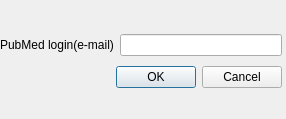
This is view/properties_pubmed.ui in bemuzie/ZotPub as Qt 5 draws it before an edit. The edited form follows.
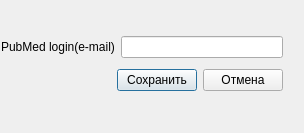
This is the edited form.

```diff
--- a/view/properties_pubmed.ui
+++ b/view/properties_pubmed.ui
@@ -6,8 +6,8 @@
    <rect>
     <x>0</x>
     <y>0</y>
-    <width>286</width>
-    <height>119</height>
+    <width>304</width>
+    <height>133</height>
    </rect>
   </property>
   <property name="windowTitle">
@@ -16,10 +16,10 @@
   <widget class="QWidget" name="">
    <property name="geometry">
     <rect>
-     <x>0</x>
-     <y>30</y>
+     <x>1</x>
+     <y>31</y>
      <width>282</width>
-     <height>64</height>
+     <height>66</height>
     </rect>
    </property>
    <layout class="QVBoxLayout" name="verticalLayout">
@@ -38,14 +38,35 @@
      </layout>
     </item>
     <item>
-     <widget class="QDialogButtonBox" name="buttonBox">
-      <property name="orientation">
-       <enum>Qt::Horizontal</enum>
-      </property>
-      <property name="standardButtons">
-       <set>QDialogButtonBox::Cancel|QDialogButtonBox::Ok</set>
-      </property>
-     </widget>
+     <layout class="QHBoxLayout" name="horizontalLayout_3">
+      <item>
+       <spacer name="horizontalSpacer_2">
+        <property name="orientation">
+         <enum>Qt::Horizontal</enum>
+        </property>
+        <property name="sizeHint" stdset="0">
+         <size>
+          <width>40</width>
+          <height>20</height>
+         </size>
+        </property>
+       </spacer>
+      </item>
+      <item>
+       <widget class="QPushButton" name="pushButton">
+        <property name="text">
+         <string>Сохранить</string>
+        </property>
+       </widget>
+      </item>
+      <item>
+       <widget class="QPushButton" name="pushButton_2">
+        <property name="text">
+         <string>Отмена</string>
+        </property>
+       </widget>
+      </item>
+     </layout>
     </item>
    </layout>
   </widget>
```
Left out of the diff: 35 changed lines with no effect on the pictures.
